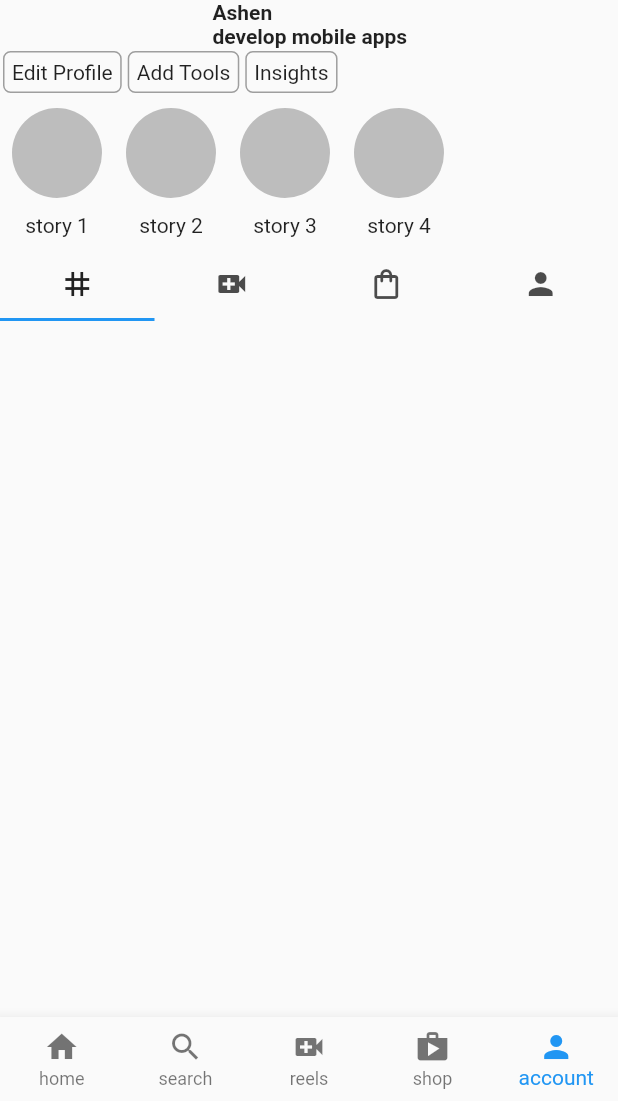
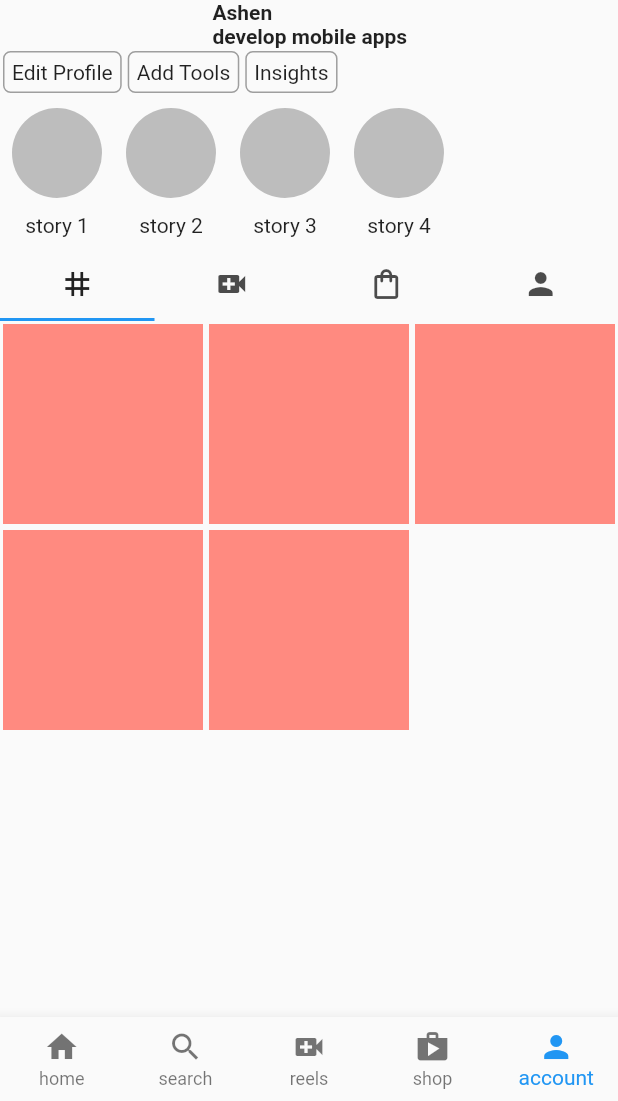
Before and after one commit to ashen8981/Instagram_Clone_UI, a Flutter app: the screen it shows after launch, item 5 of the bottom bar chosen, on a phone screen of 412 x 824 dp, the part 135-1236 px from its top. Run offline on Flutter 3.47's test engine with Material 2 defaults, Android fonts, the phone set to English and light mode, and no system bars.

Commit message:
finished the UI

```diff
--- a/lib/account.dart
+++ b/lib/account.dart
@@ -1,4 +1,8 @@
 import 'package:flutter/material.dart';
+import 'package:instagram_clone_ui/util/account_tab_1.dart';
+import 'package:instagram_clone_ui/util/account_tab_2.dart';
+import 'package:instagram_clone_ui/util/account_tab_3.dart';
+import 'package:instagram_clone_ui/util/account_tab_4.dart';
 import 'package:instagram_clone_ui/util/bubble_stories.dart';
 
 class UserAccount extends StatelessWidget {
@@ -119,7 +123,13 @@ class UserAccount extends StatelessWidget {
               Tab(icon: Icon(Icons.video_call,)),
               Tab(icon: Icon(Icons.shopping_bag_outlined,)),
               Tab(icon: Icon(Icons.person,)),
-            ])
+            ]),
+            Expanded(child: TabBarView(children: [
+              AccountTab1(),
+              AccountTab2(),
+              AccountTab3(),
+              AccountTab4(),
+            ]))
           ],
         ),
       ),
--- /dev/null
+++ b/lib/util/account_tab_1.dart
@@ -0,0 +1,17 @@
+import 'package:flutter/material.dart';
+
+class AccountTab1 extends StatelessWidget {
+  final List<String> userPosts = [];
+
+  @override
+  Widget build(BuildContext context) {
+    return GridView.builder(
+        itemCount: 5,
+        gridDelegate: SliverGridDelegateWithFixedCrossAxisCount(crossAxisCount: 3),
+        itemBuilder:(context,index){
+          return Padding(
+            padding: const EdgeInsets.all(2),
+            child: Container(color: Colors.redAccent[100],),);
+        });
+  }
+}
```
Also changed, not shown: lib/util/account_tab_2.dart (added, +17 -0 lines), lib/util/account_tab_3.dart (added, +17 -0 lines), lib/util/account_tab_4.dart (added, +17 -0 lines).
